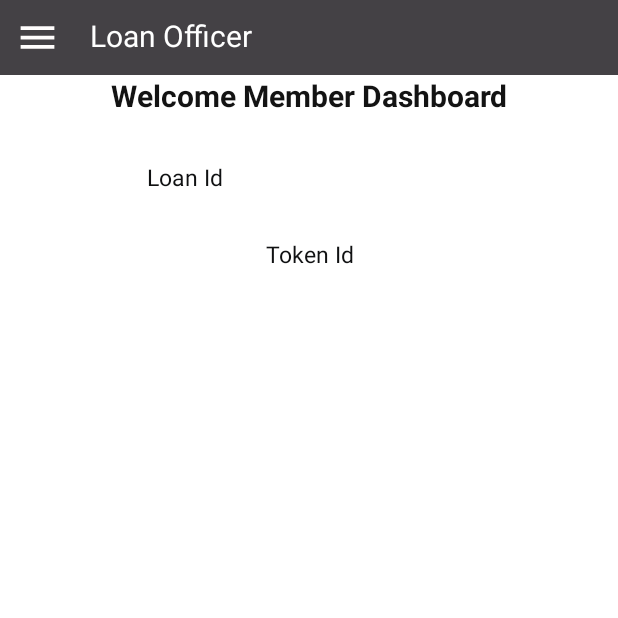
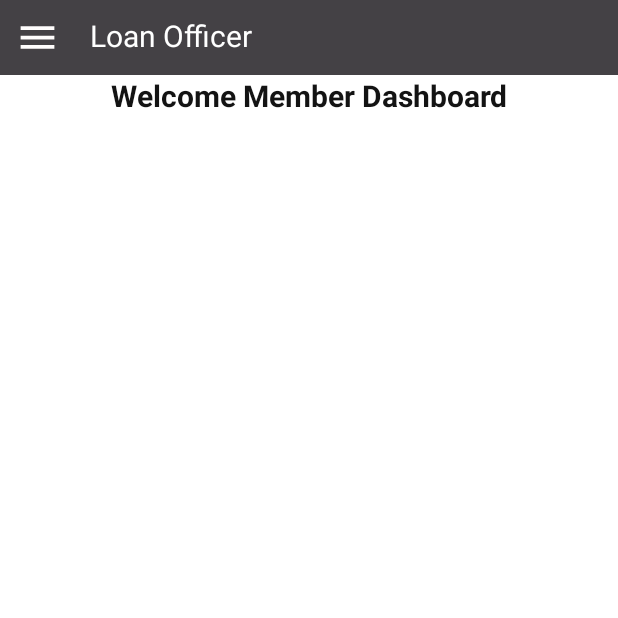
Before and after one commit to AnkitO2/LoanOfficer, an Android app: the MemberDashboard screen opened directly, with no data from a screen before it, on a phone screen of 412 x 824 dp, the top half of it. Run offline under Robolectric (Android 15) with nearby library versions, the phone set to English and light mode, and no system bars.

```diff
--- a/app/src/main/java/com/example/loanofficerapp/MemberDashboard.java
+++ b/app/src/main/java/com/example/loanofficerapp/MemberDashboard.java
@@ -25,8 +25,8 @@ SharedPreferences sharedPreferences;
 
         sharedPreferences =getSharedPreferences("MyPREFERENCES", Context.MODE_PRIVATE);
 
-        binding.memberId.setText(sharedPreferences.getString("loanOfficerid",""));
-        binding.tokenId.setText(sharedPreferences.getString("token",""));
+        //binding.memberId.setText(sharedPreferences.getString("loanOfficerid",""));
+        //binding.tokenId.setText(sharedPreferences.getString("token",""));
 
         binding.menuIcon.setOnClickListener(v -> {
             binding.drawerLayout1.openDrawer(GravityCompat.START);
@@ -57,11 +57,8 @@ SharedPreferences sharedPreferences;
                     editor.putString("loginStatus", "");
                     editor.apply();
                     startActivity(intent);
-                }
-                return true; // Return true to indicate that the item click is handled
+                }return true; // Return true to indicate that the item click is handled
             }
         });
     }
-
-
 }
--- a/app/src/main/java/com/example/loanofficerapp/RepaymentList.java
+++ b/app/src/main/java/com/example/loanofficerapp/RepaymentList.java
@@ -27,6 +27,7 @@ private ListRepaymentBinding binding;
         binding.menuIcon.setOnClickListener(v -> {
             binding.drawerLayout1.openDrawer(GravityCompat.START);
         });
+
         binding.navigationView1.setNavigationItemSelectedListener(new NavigationView.OnNavigationItemSelectedListener() {
             @Override
             public boolean onNavigationItemSelected(@NonNull MenuItem menuItem) {
--- a/app/src/main/res/layout/member_dashboard.xml
+++ b/app/src/main/res/layout/member_dashboard.xml
@@ -46,61 +46,62 @@
             android:textColor="#131313"
             android:textStyle="bold"
             android:textAlignment="center"/>
-        <LinearLayout
-            android:layout_width="match_parent"
-            android:layout_height="wrap_content"
-            android:layout_marginHorizontal="16dp"
-            android:layout_marginTop="30dp"
-            android:layout_gravity="center"
-            android:orientation="horizontal"
-            android:weightSum="2">
-            <TextView
-                android:layout_width="wrap_content"
-                android:layout_height="wrap_content"
-                android:layout_weight="1"
-                android:textAlignment="center"
-                android:text="Loan Id"
-                android:textColor="#101112"
-                android:textSize="15sp" />
+<!--        <LinearLayout-->
+<!--            android:layout_width="match_parent"-->
+<!--            android:layout_height="wrap_content"-->
+<!--            android:layout_marginHorizontal="16dp"-->
+<!--            android:layout_marginTop="30dp"-->
+<!--            android:layout_gravity="center"-->
+<!--            android:orientation="horizontal"-->
+<!--            android:weightSum="2">-->
+<!--            <TextView-->
+<!--                android:layout_width="wrap_content"-->
+<!--                android:layout_height="wrap_content"-->
+<!--                android:layout_weight="1"-->
+<!--                android:textAlignment="center"-->
+<!--                android:text="Loan Id"-->
+<!--                android:textColor="#101112"-->
+<!--                android:textSize="15sp" />-->
 
-            <TextView
-                android:id="@+id/memberId"
-                android:layout_width="wrap_content"
-                android:layout_height="wrap_content"
-                android:layout_weight="1"
-                android:textAlignment="center"
-                android:text="Welcome"
-                android:textColor="#E11111"
-                android:textSize="15sp" />
-        </LinearLayout>
-        <LinearLayout
-            android:layout_width="match_parent"
-            android:layout_height="wrap_content"
-            android:layout_marginHorizontal="16dp"
-            android:layout_marginTop="30dp"
-            android:layout_gravity="center"
-            android:orientation="vertical"
-            android:weightSum="2">
-            <TextView
-                android:layout_width="wrap_content"
-                android:layout_height="wrap_content"
-                android:layout_weight="1"
-                android:layout_gravity="center"
-                android:textAlignment="center"
-                android:text="Token Id"
-                android:textColor="#101112"
-                android:textSize="15sp" />
-            <TextView
-                android:id="@+id/tokenId"
-                android:layout_width="wrap_content"
-                android:layout_height="wrap_content"
-                android:layout_gravity="center"
-                android:layout_weight="1"
-                android:textAlignment="center"
-                android:text="Welcome"
-                android:textColor="#E11111"
-                />
-        </LinearLayout>
+<!--            <TextView-->
+<!--                android:id="@+id/memberId"-->
+<!--                android:layout_width="wrap_content"-->
+<!--                android:layout_height="wrap_content"-->
+<!--                android:layout_weight="1"-->
+<!--                android:textAlignment="center"-->
+<!--                android:text="Welcome"-->
+<!--                android:textColor="#E11111"-->
+<!--                android:textSize="15sp" />-->
+<!--        </LinearLayout>-->
+
+<!--        <LinearLayout-->
+<!--            android:layout_width="match_parent"-->
+<!--            android:layout_height="wrap_content"-->
+<!--            android:layout_marginHorizontal="16dp"-->
+<!--            android:layout_marginTop="30dp"-->
+<!--            android:layout_gravity="center"-->
+<!--            android:orientation="vertical"-->
+<!--            android:weightSum="2">-->
+<!--            <TextView-->
+<!--                android:layout_width="wrap_content"-->
+<!--                android:layout_height="wrap_content"-->
+<!--                android:layout_weight="1"-->
+<!--                android:layout_gravity="center"-->
+<!--                android:textAlignment="center"-->
+<!--                android:text="Token Id"-->
+<!--                android:textColor="#101112"-->
+<!--                android:textSize="15sp" />-->
+<!--            <TextView-->
+<!--                android:id="@+id/tokenId"-->
+<!--                android:layout_width="wrap_content"-->
+<!--                android:layout_height="wrap_content"-->
+<!--                android:layout_gravity="center"-->
+<!--                android:layout_weight="1"-->
+<!--                android:textAlignment="center"-->
+<!--                android:text="Welcome"-->
+<!--                android:textColor="#E11111"-->
+<!--                />-->
+<!--        </LinearLayout>-->
 
     </LinearLayout>
     <com.google.android.material.navigation.NavigationView
```
Also changed, not shown: app/src/main/java/com/example/loanofficerapp/Request/LoanOfficerHomeHomePageAndDashboardRequest.java (added, +30 -0 lines), app/src/main/java/com/example/loanofficerapp/Response/LoanOfficerHomeHomePageAndDashboard.java (added, +219 -0 lines), app/src/main/java/com/example/loanofficerapp/Response/LoanOfficerHomeHomePageAndDashboardResponse.java (added, +41 -0 lines).
